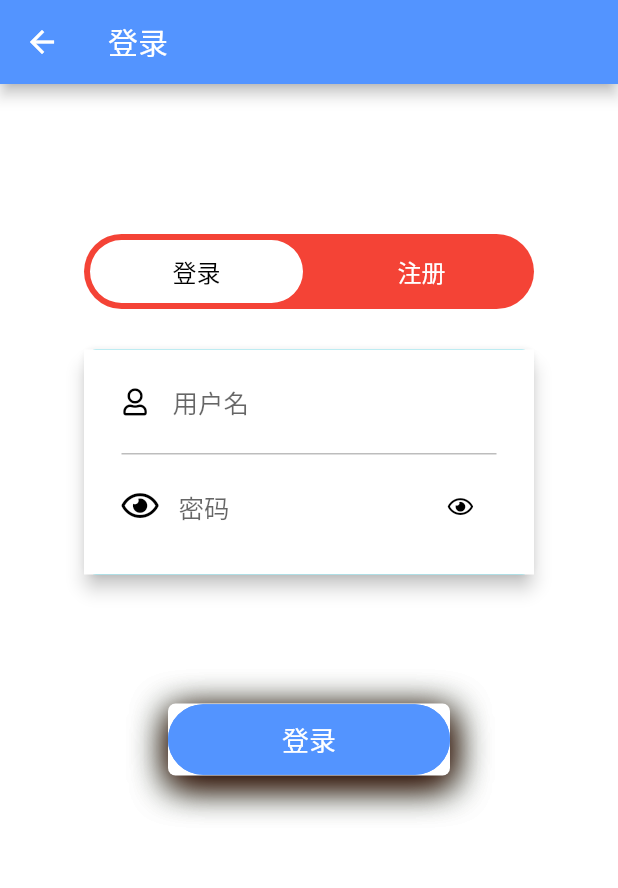
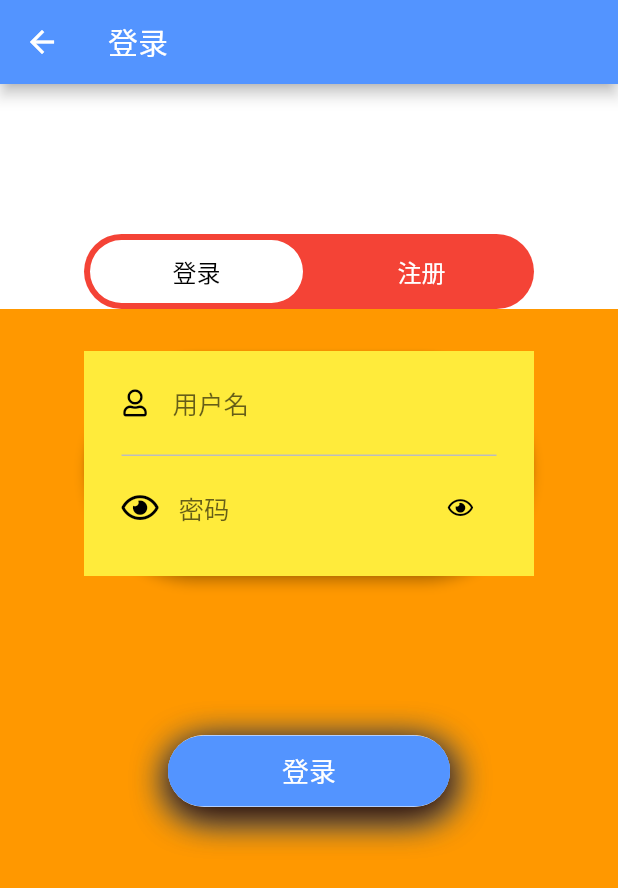
Before and after one commit to qianglifei/flutter_first_demo, a Flutter app: the LoginPage screen opened directly, on a phone screen of 412 x 824 dp. Shown: the top 888 px of the screen. Run offline on Flutter 3.47's test engine with Material 2 defaults, Android fonts, the phone set to English and light mode, and no system bars; our stand-ins replace dio, event_bus, flutter_easyrefresh, flutter_swiper, fluttertoast, font_awesome_flutter and 2 more; missing offline and left inert: common_utils, lpinyin; accounts and stored records are empty.

Commit message:
看登录界面源码

```diff
--- a/lib/ui/login/login_page.dart
+++ b/lib/ui/login/login_page.dart
@@ -25,8 +25,14 @@ class LoginPage extends StatefulWidget{
   ///利用InheritedWidget可以把数据传递给子控件
   ///利用PageView和PageController实现页面滑动切换
 class _LoginPageState extends State<LoginPage> with SingleTickerProviderStateMixin{
+  /**
+   *GlobalKey：整个应用程序中唯一的键
+      ScaffoldState：Scaffold框架的状态
+      解释：_scaffoldKey的值是Scaffold框架状态的唯一键
+   */
   final GlobalKey<ScaffoldState> _scaffoldKey = new GlobalKey<ScaffoldState>();
 
+  //通知控件获取/失去焦点
   final FocusNode myFocusNodeEmailLogin = FocusNode();
   final FocusNode myFocusNodePasswordLogin = FocusNode();
 
@@ -40,6 +46,7 @@ class _LoginPageState extends State<LoginPage> with SingleTickerProviderStateMix
   bool _obscureTextSignup = true;
   bool _obscureTextSignupConfirm = true;
 
+  //文本框选择器
   TextEditingController signupNameController = new TextEditingController();
   TextEditingController signupPasswordController = new TextEditingController();
   TextEditingController signupConfirmPasswordController = new TextEditingController();
@@ -65,8 +72,8 @@ class _LoginPageState extends State<LoginPage> with SingleTickerProviderStateMix
           child: SingleChildScrollView(
             child: Container(
               width: MediaQuery.of(context).size.width,
-              height: MediaQuery.of(context).size.height >= 775.0
-                  ? MediaQuery.of(context).size.height:775.0,
+              height: MediaQuery.of(context).size.height >= 500.0
+                  ? MediaQuery.of(context).size.height:500.0,
               decoration: new BoxDecoration(
                 gradient: new LinearGradient(
                     colors: [
@@ -76,7 +83,8 @@ class _LoginPageState extends State<LoginPage> with SingleTickerProviderStateMix
                     begin: const FractionalOffset(0.0, 0.0),
                     end: const FractionalOffset(1.0, 1.0),
                     stops: [0.0,1.0],
-                    tileMode: TileMode.clamp),
+                    tileMode: TileMode.clamp
+                ),
                ),
             child: Column(
 //            关键属性
@@ -136,7 +144,6 @@ class _LoginPageState extends State<LoginPage> with SingleTickerProviderStateMix
   }
 
   Widget _buildMenuBar(BuildContext context) {
-
     return Container(
       width: 300.0,
       height: 50.0,
@@ -229,23 +236,24 @@ class _LoginPageState extends State<LoginPage> with SingleTickerProviderStateMix
       }
     }
     return Container(
-      padding: EdgeInsets.only(top: 23.0),
+      padding: EdgeInsets.only(top: 24.0),
+      color: Colors.orange,
       child: Column(
         children: <Widget>[
           Stack(
             alignment: Alignment.topCenter,
-            overflow: Overflow.visible, //溢出，充满
+            overflow: Overflow.clip, //溢出，充满
             children: <Widget>[
               Card(
-                elevation: 5.0,
+                elevation: 3.0,
                 color: Colors.cyan,
                 shape: RoundedRectangleBorder(
-                  borderRadius: BorderRadius.circular(8.0),
+                  borderRadius: BorderRadius.circular(80.0),
                 ),
                 child: Container(
                   width: 300.0,
                   height: 150.0,
-                  color: Colors.white,
+                  color: Colors.yellow,
                   child: Column(
                     children: <Widget>[
                       Padding(
@@ -316,9 +324,9 @@ class _LoginPageState extends State<LoginPage> with SingleTickerProviderStateMix
                 ),
               ),
               Container(
-                margin: EdgeInsets.only(top: 240.0),
+                margin: EdgeInsets.only(top: 260.0),
                 decoration: new BoxDecoration(
-                  borderRadius: BorderRadius.all(Radius.circular(5.0)),
+                  borderRadius: BorderRadius.all(Radius.circular(50.0)),
                   boxShadow: <BoxShadow>[
                     //阴影效果
                     BoxShadow(
@@ -356,7 +364,8 @@ class _LoginPageState extends State<LoginPage> with SingleTickerProviderStateMix
                       begin: const FractionalOffset(0.2, 0.2),
                       end: const FractionalOffset(1.0, 1.0),
                       stops: [0.0, 1.0],
-                      tileMode: TileMode.clamp),
+                      tileMode: TileMode.clamp
+                  ),
                 ),
                 child: FlatButton(
                     shape: RoundedRectangleBorder(
```
